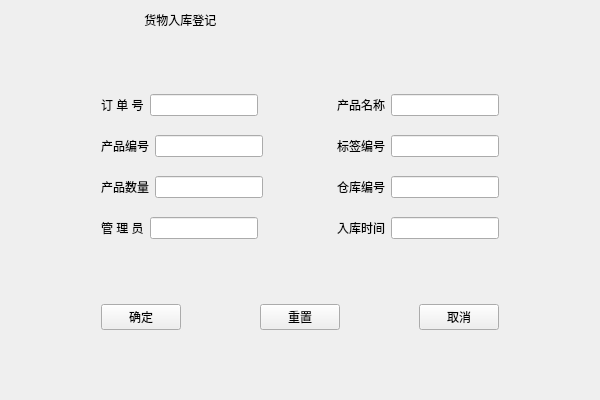
The window that Deca/views/storage.ui (summerfll/wms) describes before a commit, drawn with Qt 5.
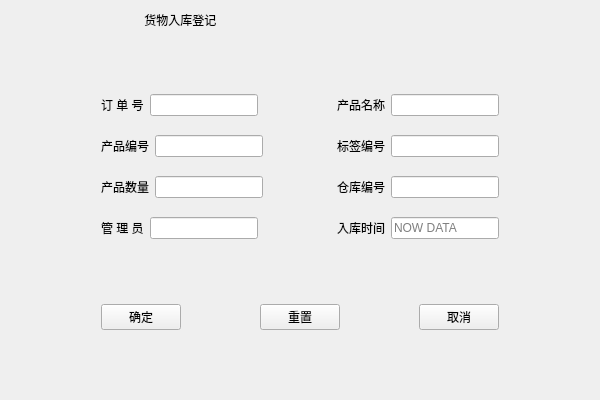
The same window after the commit.

Patch:
```diff
--- a/Deca/views/storage.ui
+++ b/Deca/views/storage.ui
@@ -13,9 +13,18 @@
     <height>400</height>
    </rect>
   </property>
+  <property name="maximumSize">
+   <size>
+    <width>600</width>
+    <height>400</height>
+   </size>
+  </property>
   <property name="windowTitle">
    <string>Form</string>
   </property>
+  <property name="autoFillBackground">
+   <bool>false</bool>
+  </property>
   <property name="inputMethodHints">
    <set>Qt::ImhNone</set>
   </property>
@@ -257,7 +266,23 @@
         </widget>
        </item>
        <item>
-        <widget class="QLineEdit" name="lineEdit_8"/>
+        <widget class="QLineEdit" name="lineEdit_8">
+         <property name="enabled">
+          <bool>true</bool>
+         </property>
+         <property name="text">
+          <string/>
+         </property>
+         <property name="echoMode">
+          <enum>QLineEdit::NoEcho</enum>
+         </property>
+         <property name="readOnly">
+          <bool>true</bool>
+         </property>
+         <property name="placeholderText">
+          <string>NOW DATA</string>
+         </property>
+        </widget>
        </item>
       </layout>
      </item>
```
Left out of the diff: 206 changed lines with no effect on the pictures.
